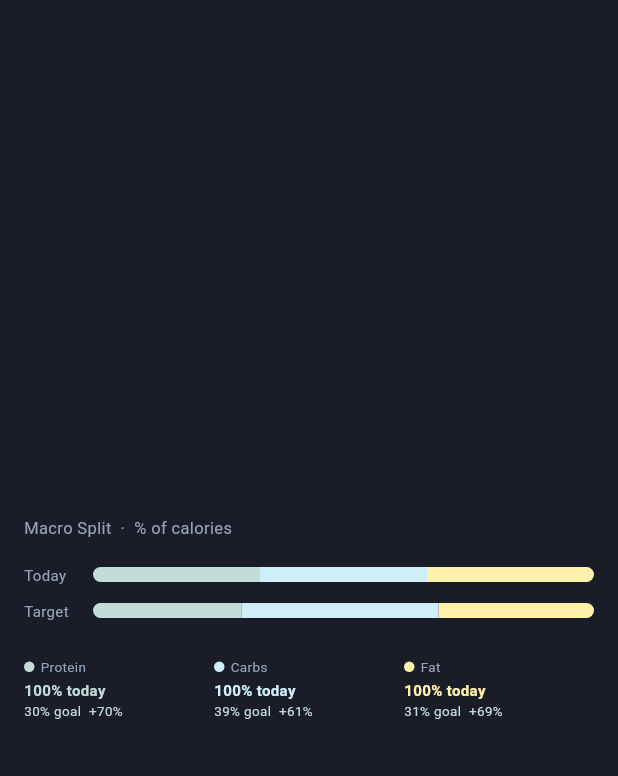
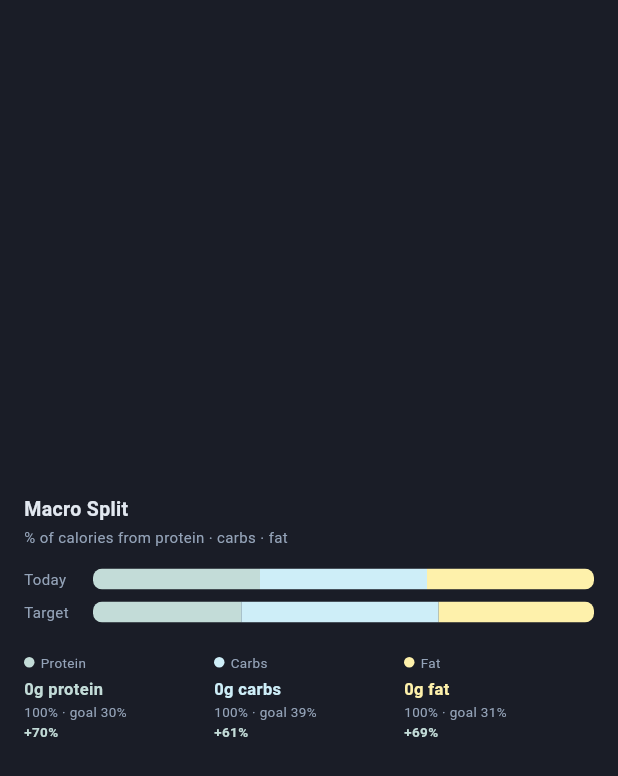
Before and after one commit to worldpeacemetta/WorldPeaceBuilder, a Flutter app: the _MacroSplitPanel widget shown alone on an empty page, opened directly with empty values, on a phone screen of 412 x 824 dp. Shown: the top 776 px of the screen. Run offline on Flutter 3.47's test engine with Material 3 defaults, Android fonts, the phone set to English and light mode, and no system bars; our stand-ins replace fl_chart, flutter_riverpod, go_router, image_picker, shared_preferences, supabase_flutter; missing offline and left inert: mobile_scanner; accounts and stored records are empty.

Commit message:
Enrich KPI panels 2-4 with titles and layout improvements
- Meal Breakdown: title, thicker stacked bar, per-meal % + progress bar
- Top Contributors: title inline with macro toggle chips
- Macro Split: title, thicker bars (14px), actual grams in legend

https://claude.ai/code/session_01Fh3mjq5VUhPDJmziG8ZXP6

```diff
--- a/mobile/lib/screens/daily_log/day_detail_screen.dart
+++ b/mobile/lib/screens/daily_log/day_detail_screen.dart
@@ -278,11 +278,15 @@ class _MealBreakdownPanel extends StatelessWidget {
         crossAxisAlignment: CrossAxisAlignment.start,
         mainAxisAlignment: MainAxisAlignment.center,
         children: [
+          // Title
+          const Text('Meal Breakdown',
+              style: TextStyle(fontSize: 13, fontWeight: FontWeight.w700)),
+          const SizedBox(height: 10),
           // Stacked proportion bar
           ClipRRect(
             borderRadius: BorderRadius.circular(5),
             child: SizedBox(
-              height: 7,
+              height: 10,
               child: Row(
                 children: mealTotals.entries.map((e) {
                   final flex = totalKcal > 0
@@ -297,21 +301,28 @@ class _MealBreakdownPanel extends StatelessWidget {
               ),
             ),
           ),
-          const SizedBox(height: 10),
+          const SizedBox(height: 12),
           // Meal rows
           ...mealTotals.entries.map((e) {
             final color = _mealColors[e.key] ?? AppColors.kcal;
+            final share = totalKcal > 0
+                ? (e.value.kcal / totalKcal).clamp(0.0, 1.0)
+                : 0.0;
+            final pct = (share * 100).round();
             return Padding(
-              padding: const EdgeInsets.only(bottom: 8),
-              child: Row(
+              padding: const EdgeInsets.only(bottom: 10),
+              child: Column(
+                crossAxisAlignment: CrossAxisAlignment.start,
+                children: [
+                  Row(
                     children: [
                       Container(
                           width: 5, height: 5,
-                      decoration:
-                          BoxDecoration(color: color, shape: BoxShape.circle)),
+                          decoration: BoxDecoration(
+                              color: color, shape: BoxShape.circle)),
                       const SizedBox(width: 7),
                       Text(_mealEmoji(e.key),
-                      style: const TextStyle(fontSize: 14)),
+                          style: const TextStyle(fontSize: 13)),
                       const SizedBox(width: 7),
                       Expanded(
                         child: Text(mealLabels[e.key] ?? e.key,
@@ -324,13 +335,22 @@ class _MealBreakdownPanel extends StatelessWidget {
                               fontWeight: FontWeight.w700,
                               color: color)),
                       Text(' kcal',
-                      style:
-                          TextStyle(fontSize: 11, color: cs.textMuted)),
-                  const SizedBox(width: 8),
-                  Text(
-                      'P${e.value.protein.round()} C${e.value.carbs.round()} F${e.value.fat.round()}',
-                      style: TextStyle(
-                          fontSize: 10, color: cs.textMuted)),
+                          style: TextStyle(fontSize: 11, color: cs.textMuted)),
+                      const SizedBox(width: 4),
+                      Text('· $pct%',
+                          style: TextStyle(fontSize: 10, color: cs.textMuted)),
+                    ],
+                  ),
+                  const SizedBox(height: 4),
+                  ClipRRect(
+                    borderRadius: BorderRadius.circular(2),
+                    child: LinearProgressIndicator(
+                      value: share,
+                      minHeight: 3,
+                      backgroundColor: cs.border,
+                      valueColor: AlwaysStoppedAnimation<Color>(color),
+                    ),
+                  ),
                 ],
               ),
             );
@@ -378,52 +398,50 @@ class _TopFoodsPanel extends StatelessWidget {
     final top5 = sorted.take(5).toList();
     final maxVal = top5.isNotEmpty ? _macroValue(top5.first.macros) : 1.0;
     final totalVal = entries.fold(0.0, (s, e) => s + _macroValue(e.macros));
-    const keys = ['kcal', 'protein', 'carbs', 'fat'];
-    const labels = ['Cal', 'Pro', 'Carb', 'Fat'];
-    const colors = <Color>[
-      AppColors.kcal, AppColors.protein, AppColors.carbs, AppColors.fat
-    ];
-
     final cs = AppColorScheme.of(context);
 
     return Container(
       color: cs.card,
       padding: const EdgeInsets.fromLTRB(16, 0, 16, 0),
       child: Column(
+        crossAxisAlignment: CrossAxisAlignment.start,
         mainAxisAlignment: MainAxisAlignment.center,
         children: [
-          // Toggle
+          // Title + toggle row
           Row(
-            mainAxisAlignment: MainAxisAlignment.center,
-            children: List.generate(4, (i) {
+            children: [
+              const Expanded(
+                child: Text('Top Contributors',
+                    style: TextStyle(fontSize: 13, fontWeight: FontWeight.w700)),
+              ),
+              ...List.generate(4, (i) {
+                const keys = ['kcal', 'protein', 'carbs', 'fat'];
+                const labels = ['Cal', 'Pro', 'Carb', 'Fat'];
+                const colors = <Color>[
+                  AppColors.kcal, AppColors.protein, AppColors.carbs, AppColors.fat
+                ];
                 final sel = keys[i] == macro;
                 return GestureDetector(
                   onTap: () => onMacroChanged(keys[i]),
                   child: Container(
-                  margin: const EdgeInsets.symmetric(horizontal: 3),
-                  padding: const EdgeInsets.symmetric(
-                      horizontal: 10, vertical: 3),
+                    margin: const EdgeInsets.only(left: 4),
+                    padding: const EdgeInsets.symmetric(horizontal: 8, vertical: 3),
                     decoration: BoxDecoration(
-                    color: sel
-                        ? colors[i].withValues(alpha: 0.15)
-                        : Colors.transparent,
+                      color: sel ? colors[i].withValues(alpha: 0.15) : Colors.transparent,
                       borderRadius: BorderRadius.circular(12),
-                    border: Border.all(
-                        color: sel ? colors[i] : cs.border),
+                      border: Border.all(color: sel ? colors[i] : cs.border),
                     ),
                     child: Text(labels[i],
                         style: TextStyle(
                           color: sel ? colors[i] : cs.textMuted,
-                        fontSize: 11,
-                        fontWeight: sel
-                            ? FontWeight.w600
-                            : FontWeight.normal,
+                          fontSize: 10,
+                          fontWeight: sel ? FontWeight.w600 : FontWeight.normal,
                         )),
                   ),
                 );
               }),
+            ],
           ),
-          const SizedBox(height: 12),
           ...top5.map((entry) {
             final val = _macroValue(entry.macros);
             final share = maxVal > 0 ? (val / maxVal).clamp(0.0, 1.0) : 0.0;
@@ -502,10 +520,14 @@ class _MacroSplitPanel extends StatelessWidget {
     const colors = [AppColors.protein, AppColors.carbs, AppColors.fat];
     const names = ['Protein', 'Carbs', 'Fat'];
 
+    final actualGrams = [totals.protein, totals.carbs, totals.fat];
+    final targetGrams = [goals.protein, goals.carbs, goals.fat];
+    final gramLabels = ['g protein', 'g carbs', 'g fat'];
+
     Widget bar(List<double> fracs) => ClipRRect(
-          borderRadius: BorderRadius.circular(5),
+          borderRadius: BorderRadius.circular(6),
           child: SizedBox(
-            height: 10,
+            height: 14,
             child: Row(
               children: List.generate(3, (i) {
                 final flex = (fracs[i] * 1000).round();
@@ -526,32 +548,33 @@ class _MacroSplitPanel extends StatelessWidget {
         crossAxisAlignment: CrossAxisAlignment.start,
         mainAxisAlignment: MainAxisAlignment.center,
         children: [
-          Text('Macro Split  ·  % of calories',
-              style:
-                  TextStyle(fontSize: 11, color: cs.textMuted)),
-          const SizedBox(height: 16),
+          // Title
+          const Text('Macro Split',
+              style: TextStyle(fontSize: 13, fontWeight: FontWeight.w700)),
+          const SizedBox(height: 2),
+          Text('% of calories from protein · carbs · fat',
+              style: TextStyle(fontSize: 10, color: cs.textMuted)),
+          const SizedBox(height: 14),
           Row(
             children: [
               SizedBox(
                   width: 46,
                   child: Text('Today',
-                      style: TextStyle(
-                          fontSize: 10, color: cs.textMuted))),
+                      style: TextStyle(fontSize: 10, color: cs.textMuted))),
               Expanded(child: bar(actual)),
             ],
           ),
-          const SizedBox(height: 10),
+          const SizedBox(height: 8),
           Row(
             children: [
               SizedBox(
                   width: 46,
                   child: Text('Target',
-                      style: TextStyle(
-                          fontSize: 10, color: cs.textMuted))),
+                      style: TextStyle(fontSize: 10, color: cs.textMuted))),
               Expanded(child: bar(target)),
             ],
           ),
-          const SizedBox(height: 24),
+          const SizedBox(height: 20),
           // Legend row
           Row(
             children: List.generate(3, (i) {
@@ -559,7 +582,7 @@ class _MacroSplitPanel extends StatelessWidget {
               final tPct = (target[i] * 100).round();
               final diff = aPct - tPct;
               final diffStr =
-                  diff == 0 ? '=' : (diff > 0 ? '+$diff%' : '$diff%');
+                  diff == 0 ? '±0%' : (diff > 0 ? '+$diff%' : '$diff%');
               final diffColor = diff == 0
                   ? cs.textMuted
                   : (diff > 0 ? AppColors.protein : AppColors.carbs);
@@ -571,23 +594,25 @@ class _MacroSplitPanel extends StatelessWidget {
                       Container(
                           width: 7, height: 7,
                           decoration: BoxDecoration(
-                              color: colors[i],
-                              shape: BoxShape.circle)),
+                              color: colors[i], shape: BoxShape.circle)),
                       const SizedBox(width: 4),
                       Text(names[i],
+                          style: TextStyle(fontSize: 9, color: cs.textMuted)),
+                    ]),
+                    const SizedBox(height: 3),
+                    Text('${actualGrams[i].round()}${gramLabels[i]}',
+                        style: TextStyle(
+                            fontSize: 11,
+                            fontWeight: FontWeight.w700,
+                            color: colors[i])),
+                    const SizedBox(height: 1),
+                    Text('$aPct% · goal $tPct%',
+                        style: TextStyle(fontSize: 9, color: cs.textMuted)),
+                    Text(diffStr,
                         style: TextStyle(
                             fontSize: 9,
-                              color: cs.textMuted)),
-                    ]),
-                    const SizedBox(height: 2),
-                    Text('$aPct% today',
-                        style: TextStyle(
-                            fontSize: 10,
                             fontWeight: FontWeight.w600,
-                            color: colors[i])),
-                    Text('$tPct% goal  $diffStr',
-                        style: TextStyle(
-                            fontSize: 9, color: diffColor)),
+                            color: diffColor)),
                   ],
                 ),
               );
```
Lines whose indentation alone changed are shown as unchanged.
